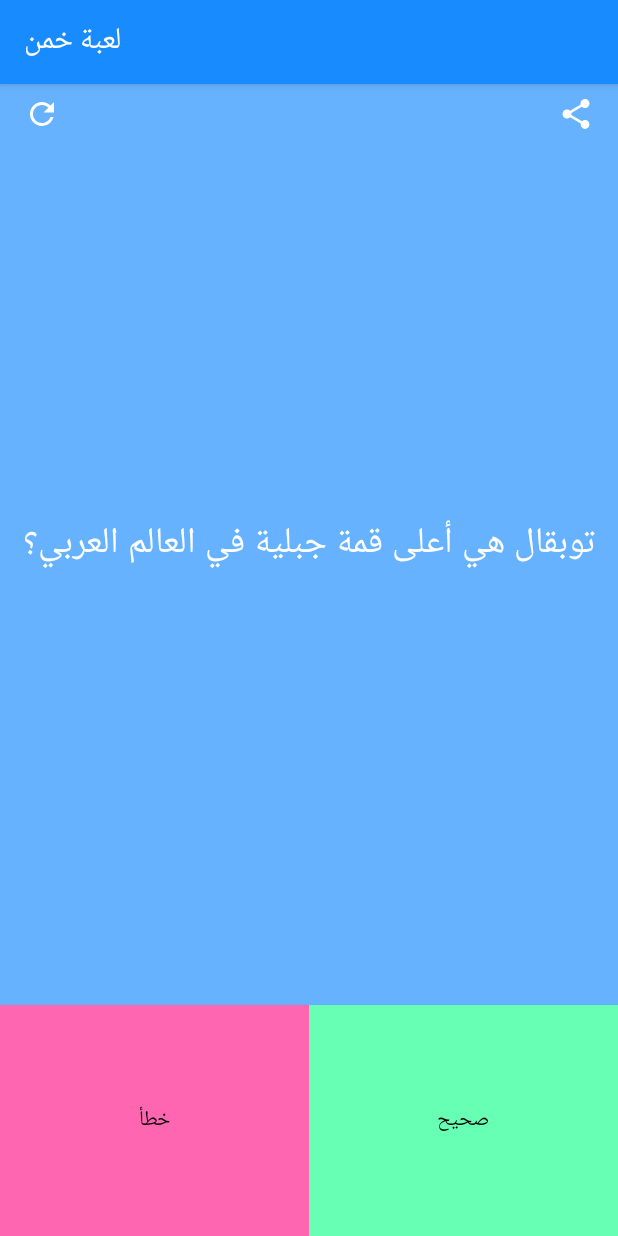
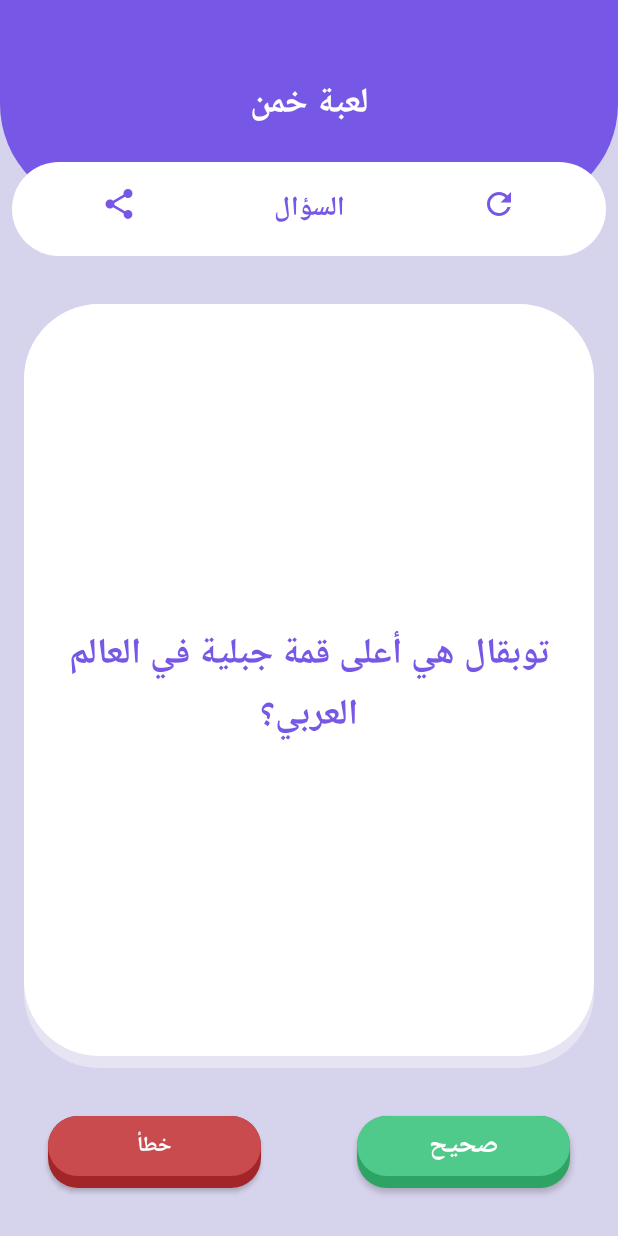
Before and after one commit to barmej/android-degree-c04-true-or-false-quiz, an Android app: the screen it shows after launch (QuestionActivity), on a phone screen of 412 x 824 dp. Run offline under Robolectric (Android 15) with nearby library versions, the phone set to English and light mode, and no system bars.

Commit message:
UI updated

```diff
--- /dev/null
+++ b/app/src/main/res/drawable/button_false.xml
@@ -0,0 +1,5 @@
+<?xml version="1.0" encoding="utf-8"?>
+<selector xmlns:android="http://schemas.android.com/apk/res/android">
+    <item android:drawable="@drawable/pressed_false" android:state_pressed="true"/>
+    <item android:drawable="@drawable/unpressed_false" android:state_pressed="false"/>
+</selector>
--- /dev/null
+++ b/app/src/main/res/drawable/button_purple.xml
@@ -0,0 +1,5 @@
+<?xml version="1.0" encoding="utf-8"?>
+<selector xmlns:android="http://schemas.android.com/apk/res/android">
+    <item android:drawable="@drawable/pressed_purple" android:state_pressed="true"/>
+    <item android:drawable="@drawable/unpressed_purple" android:state_pressed="false"/>
+</selector>
--- /dev/null
+++ b/app/src/main/res/drawable/button_true.xml
@@ -0,0 +1,5 @@
+<?xml version="1.0" encoding="utf-8"?>
+<selector xmlns:android="http://schemas.android.com/apk/res/android">
+    <item android:drawable="@drawable/pressed_true" android:state_pressed="true"/>
+    <item android:drawable="@drawable/unpressed_true" android:state_pressed="false"/>
+</selector>
--- /dev/null
+++ b/app/src/main/res/drawable/half_eclipse.xml
@@ -0,0 +1,6 @@
+<?xml version="1.0" encoding="utf-8"?>
+<shape xmlns:android="http://schemas.android.com/apk/res/android" android:shape="rectangle">
+    <solid android:color="@color/purple"/>
+    <padding android:right="16dp" android:left="16dp" android:top="50dp" android:bottom="50dp"/>
+    <corners android:bottomLeftRadius="70dp" android:bottomRightRadius="70dp"/>
+</shape>
--- a/app/src/main/res/drawable/ic_refresh_white_24dp.xml
+++ b/app/src/main/res/drawable/ic_refresh_white_24dp.xml
@@ -1,4 +1,4 @@
-<vector android:height="24dp" android:tint="#FFFFFF"
+<vector android:height="24dp" android:tint="@color/purple"
     android:viewportHeight="24.0" android:viewportWidth="24.0"
     android:width="24dp" xmlns:android="http://schemas.android.com/apk/res/android">
     <path android:fillColor="#FF000000" android:pathData="M17.65,6.35C16.2,4.9 14.21,4 12,4c-4.42,0 -7.99,3.58 -7.99,8s3.57,8 7.99,8c3.73,0 6.84,-2.55 7.73,-6h-2.08c-0.82,2.33 -3.04,4 -5.65,4 -3.31,0 -6,-2.69 -6,-6s2.69,-6 6,-6c1.66,0 3.14,0.69 4.22,1.78L13,11h7V4l-2.35,2.35z"/>
--- a/app/src/main/res/drawable/ic_share_white_24dp.xml
+++ b/app/src/main/res/drawable/ic_share_white_24dp.xml
@@ -1,5 +1,5 @@
 <vector android:autoMirrored="true" android:height="24dp"
-    android:tint="#FFFFFF" android:viewportHeight="24.0"
+    android:tint="@color/purple" android:viewportHeight="24.0"
     android:viewportWidth="24.0" android:width="24dp" xmlns:android="http://schemas.android.com/apk/res/android">
     <path android:fillColor="#FF000000" android:pathData="M18,16.08c-0.76,0 -1.44,0.3 -1.96,0.77L8.91,12.7c0.05,-0.23 0.09,-0.46 0.09,-0.7s-0.04,-0.47 -0.09,-0.7l7.05,-4.11c0.54,0.5 1.25,0.81 2.04,0.81 1.66,0 3,-1.34 3,-3s-1.34,-3 -3,-3 -3,1.34 -3,3c0,0.24 0.04,0.47 0.09,0.7L8.04,9.81C7.5,9.31 6.79,9 6,9c-1.66,0 -3,1.34 -3,3s1.34,3 3,3c0.79,0 1.5,-0.31 2.04,-0.81l7.12,4.16c-0.05,0.21 -0.08,0.43 -0.08,0.65 0,1.61 1.31,2.92 2.92,2.92 1.61,0 2.92,-1.31 2.92,-2.92s-1.31,-2.92 -2.92,-2.92z"/>
 </vector>
--- /dev/null
+++ b/app/src/main/res/drawable/pressed_false.xml
@@ -0,0 +1,6 @@
+<?xml version="1.0" encoding="utf-8"?>
+<shape xmlns:android="http://schemas.android.com/apk/res/android" android:shape="rectangle">
+    <corners android:radius="20dp"/>
+    <solid android:color="@color/redDark"/>
+    <padding android:bottom="8dp"/>
+</shape>
--- /dev/null
+++ b/app/src/main/res/drawable/pressed_purple.xml
@@ -0,0 +1,6 @@
+<?xml version="1.0" encoding="utf-8"?>
+<shape xmlns:android="http://schemas.android.com/apk/res/android" android:shape="rectangle">
+    <corners android:radius="20dp"/>
+    <solid android:color="@color/purpleDark"/>
+    <padding android:bottom="8dp"/>
+</shape>
--- /dev/null
+++ b/app/src/main/res/drawable/pressed_true.xml
@@ -0,0 +1,7 @@
+<?xml version="1.0" encoding="utf-8"?>
+<shape xmlns:android="http://schemas.android.com/apk/res/android" android:shape="rectangle">
+
+    <corners android:radius="20dp"/>
+    <solid android:color="@color/greenDark"/>
+    <padding android:bottom="8dp"/>
+</shape>
--- /dev/null
+++ b/app/src/main/res/drawable/rectangle_rounded_corners.xml
@@ -0,0 +1,21 @@
+<?xml version="1.0" encoding="utf-8"?>
+<layer-list xmlns:android="http://schemas.android.com/apk/res/android">
+
+    <item>
+        <shape android:shape="rectangle">
+            <corners android:radius="50dp"/>
+            <solid android:color="@color/transWhite"/>
+            <padding android:bottom="8dp"/>
+
+        </shape>
+    </item>
+
+    <item>
+        <shape android:shape="rectangle">
+            <corners android:radius="50dp"/>
+            <solid android:color="@android:color/white"/>
+
+        </shape>
+    </item>
+
+</layer-list>
--- /dev/null
+++ b/app/src/main/res/drawable/rounded_rectangle.xml
@@ -0,0 +1,7 @@
+<?xml version="1.0" encoding="utf-8"?>
+<shape xmlns:android="http://schemas.android.com/apk/res/android" android:shape="rectangle">
+    <corners android:radius="50dp" />
+    <solid android:color="@android:color/white" />
+    <padding android:right="16dp" android:left="16dp" android:bottom="16dp" android:top="16dp" />
+
+</shape>
--- /dev/null
+++ b/app/src/main/res/drawable/unpressed_false.xml
@@ -0,0 +1,17 @@
+<?xml version="1.0" encoding="utf-8"?>
+<layer-list xmlns:android="http://schemas.android.com/apk/res/android">
+
+    <item>
+        <shape android:shape="rectangle">
+            <corners android:radius="20dp"/>
+            <solid android:color="@color/redDark"/>
+            <padding android:bottom="8dp"/>
+        </shape>
+    </item>
+    <item>
+        <shape android:shape="rectangle">
+            <corners android:radius="20dp"/>
+            <solid android:color="@color/red"/>
+        </shape>
+    </item>
+</layer-list>
--- /dev/null
+++ b/app/src/main/res/drawable/unpressed_true.xml
@@ -0,0 +1,17 @@
+<?xml version="1.0" encoding="utf-8"?>
+<layer-list xmlns:android="http://schemas.android.com/apk/res/android">
+
+    <item>
+        <shape android:shape="rectangle">
+            <corners android:radius="20dp"/>
+            <solid android:color="@color/greenDark"/>
+            <padding android:bottom="8dp"/>
+        </shape>
+    </item>
+    <item>
+        <shape android:shape="rectangle">
+            <corners android:radius="20dp"/>
+            <solid android:color="@color/green"/>
+        </shape>
+    </item>
+</layer-list>
--- a/app/src/main/res/layout/activity_question_new.xml
+++ b/app/src/main/res/layout/activity_question_new.xml
@@ -4,7 +4,59 @@
                                              xmlns:tools="http://schemas.android.com/tools"
                                              android:layout_width="match_parent"
                                              android:layout_height="match_parent"
-                                             tools:context=".QuestionActivity">
+                                             tools:context=".QuestionActivity"
+                                             android:background="@color/purpleLight">
+
+    <TextView android:layout_width="0dp" android:layout_height="wrap_content"
+              android:gravity="center"
+              android:background="@drawable/half_eclipse"
+              android:textColor="@android:color/white"
+              android:textSize="23sp"
+              android:textStyle="bold"
+              android:text="@string/app_name" app:layout_constraintEnd_toEndOf="parent"
+              app:layout_constraintStart_toStartOf="parent"
+              app:layout_constraintTop_toTopOf="parent" android:id="@+id/textView"/>
+
+    <LinearLayout android:id="@+id/toolsBar" android:layout_width="match_parent" android:layout_height="wrap_content"
+                  android:orientation="horizontal" app:layout_constraintTop_toBottomOf="@+id/textView"
+                  app:layout_constraintEnd_toEndOf="parent" android:layout_marginEnd="8dp"
+                  android:layout_marginRight="8dp" app:layout_constraintStart_toStartOf="parent"
+                  android:layout_marginLeft="8dp" android:layout_marginStart="8dp"
+                  android:background="@drawable/rounded_rectangle"
+                  app:layout_constraintBottom_toBottomOf="@+id/textView">
+        <ImageButton
+                android:id="@+id/button_share_question"
+                android:layout_width="0dp"
+                android:layout_height="wrap_content"
+                android:layout_weight="1"
+                android:layout_marginEnd="16dp"
+                android:layout_marginRight="16dp"
+                android:src="@drawable/ic_share_white_24dp"
+                android:background="@android:color/transparent"
+                android:onClick="onShareQuestionClicked"
+                android:text="نشر السؤال"
+                android:textColor="@android:color/white"/>
+
+        <TextView android:layout_width="0dp" android:layout_height="wrap_content"
+                  android:layout_weight="1"
+                  android:text="السؤال"
+                  android:textColor="@color/purple"
+                  android:textStyle="bold"
+                  android:textSize="18sp"
+                  android:gravity="center"/>
+        <ImageButton
+                android:id="@+id/button_change_question"
+                android:layout_width="0dp"
+                android:layout_height="wrap_content"
+                android:layout_weight="1"
+                android:layout_marginStart="16dp"
+                android:layout_marginLeft="16dp"
+                android:src="@drawable/ic_refresh_white_24dp"
+                android:background="@android:color/transparent"
+                android:onClick="onChangeQuestionClicked"
+                android:text="تغيير السؤال"
+                android:textColor="@android:color/white"/>
+    </LinearLayout>
 
     <TextView
             android:id="@+id/text_view_question"
@@ -12,65 +64,48 @@
             android:layout_height="0dp"
             android:gravity="center"
             android:padding="8dp"
-            android:textColor="@android:color/white"
-            android:background="@color/colorBlue"
+            android:textColor="@color/purple"
+            android:background="@drawable/rectangle_rounded_corners"
             android:textSize="24sp"
+            android:textStyle="bold"
             app:layout_constraintEnd_toEndOf="parent"
             app:layout_constraintStart_toStartOf="parent"
             tools:text="@tools:sample/lorem"
             app:layout_constraintHorizontal_bias="0.0"
-            app:layout_constraintBottom_toTopOf="@+id/button_false"
-            app:layout_constraintVertical_bias="0.474" app:layout_constraintTop_toTopOf="parent"/>
+            android:layout_marginTop="32dp" app:layout_constraintTop_toBottomOf="@+id/toolsBar"
+            android:layout_marginEnd="16dp" android:layout_marginRight="16dp" android:layout_marginLeft="16dp"
+            android:layout_marginStart="16dp" app:layout_constraintBottom_toTopOf="@+id/button_false"
+            android:layout_marginBottom="32dp"/>
 
     <Button
             android:id="@+id/button_false"
             android:layout_width="0dp"
-            android:layout_height="154dp"
-            android:background="@color/colorRed"
+            android:layout_height="wrap_content"
+            android:background="@drawable/button_false"
             android:onClick="onFalseClicked"
             android:text="خطأ"
-            android:textColor="@android:color/black"
-            app:layout_constraintBottom_toBottomOf="parent" app:layout_constraintStart_toStartOf="parent"
-            app:layout_constraintEnd_toStartOf="@+id/button_true" app:layout_constraintHorizontal_bias="0.5"/>
+            android:textColor="@android:color/white"
+            android:textStyle="bold"
+            app:layout_constraintStart_toStartOf="parent"
+            app:layout_constraintHorizontal_bias="0.5" app:layout_constraintEnd_toStartOf="@+id/button_true"
+            android:layout_marginBottom="32dp" app:layout_constraintBottom_toBottomOf="parent"
+            android:layout_marginLeft="32dp" android:layout_marginStart="32dp" android:layout_marginEnd="32dp"
+            android:layout_marginRight="32dp"/>
 
     <Button
             android:id="@+id/button_true"
             android:layout_width="0dp"
-            android:layout_height="0dp"
-            android:background="@color/colorGreen"
+            android:layout_height="wrap_content"
+            android:background="@drawable/button_true"
             android:onClick="onTrueClicked"
+            android:textSize="18sp"
             android:text="صحيح"
-            android:textColor="@android:color/black"
-            app:layout_constraintEnd_toEndOf="parent"
-            app:layout_constraintBottom_toBottomOf="parent" app:layout_constraintStart_toEndOf="@+id/button_false"
-            app:layout_constraintHorizontal_bias="0.5"
-            app:layout_constraintTop_toBottomOf="@+id/text_view_question"/>
+            android:textColor="@android:color/white"
+            android:textStyle="bold"
+            app:layout_constraintStart_toEndOf="@+id/button_false" app:layout_constraintHorizontal_bias="0.5"
+            app:layout_constraintEnd_toEndOf="parent" android:layout_marginBottom="32dp"
+            app:layout_constraintBottom_toBottomOf="parent" android:layout_marginLeft="32dp"
+            android:layout_marginStart="32dp" android:layout_marginEnd="32dp" android:layout_marginRight="32dp"/>
 
-    <ImageButton
-            android:id="@+id/button_share_question"
-            android:layout_width="0dp"
-            android:layout_height="wrap_content"
-            android:layout_marginEnd="16dp"
-            android:layout_marginRight="16dp"
-            android:src="@drawable/ic_share_white_24dp"
-            android:background="@android:color/transparent"
-            android:onClick="onShareQuestionClicked"
-            android:text="نشر السؤال"
-            android:textColor="@android:color/white"
-            app:layout_constraintEnd_toEndOf="parent"
-            android:layout_marginTop="8dp" app:layout_constraintTop_toTopOf="parent"/>
 
-    <ImageButton
-            android:id="@+id/button_change_question"
-            android:layout_width="0dp"
-            android:layout_height="wrap_content"
-            android:layout_marginStart="16dp"
-            android:layout_marginLeft="16dp"
-            android:src="@drawable/ic_refresh_white_24dp"
-            android:background="@android:color/transparent"
-            android:onClick="onChangeQuestionClicked"
-            android:text="تغيير السؤال"
-            android:textColor="@android:color/white"
-            app:layout_constraintStart_toStartOf="parent"
-            android:layout_marginTop="8dp" app:layout_constraintTop_toTopOf="parent"/>
 </android.support.constraint.ConstraintLayout>
--- a/app/src/main/res/values/colors.xml
+++ b/app/src/main/res/values/colors.xml
@@ -1,10 +1,19 @@
 <?xml version="1.0" encoding="utf-8"?>
 <resources>
-    <color name="colorPrimary">#188bff</color>
-    <color name="colorPrimaryDark">#188bff</color>
-    <color name="colorAccent">#ff8c18</color>
+    <color name="colorPrimary">@color/purple</color>
+    <color name="colorPrimaryDark">@color/purpleDark</color>
+    <color name="colorAccent">@color/purpleLight</color>
 
     <color name="colorBlue">#66b2ff</color>
     <color name="colorRed">#ff66b2</color>
     <color name="colorGreen">#66ffb3</color>
+
+    <color name="purpleLight">#d6d3ec</color>
+    <color name="purple">#7757e5</color>
+    <color name="purpleDark">#302ba1</color>
+    <color name="green">#50ca8b</color>
+    <color name="greenDark">#2da364</color>
+    <color name="red">#c94b4d</color>
+    <color name="redDark">#a22628</color>
+    <color name="transWhite">#5fffffff</color>
 </resources>
--- a/app/src/main/res/values/styles.xml
+++ b/app/src/main/res/values/styles.xml
@@ -1,7 +1,7 @@
 <resources>
 
     <!-- Base application theme. -->
-    <style name="AppTheme" parent="Theme.AppCompat.Light.DarkActionBar">
+    <style name="AppTheme" parent="Theme.AppCompat.Light.NoActionBar">
         <!-- Customize your theme here. -->
         <item name="colorPrimary">@color/colorPrimary</item>
         <item name="colorPrimaryDark">@color/colorPrimaryDark</item>
```
Also changed, not shown: app/src/main/res/drawable/unpressed_purple.xml (added, +17 -0 lines), app/src/main/res/layout/activity_answer.xml (+17 -7 lines), app/src/main/res/layout/activity_share.xml (+29 -15 lines).
